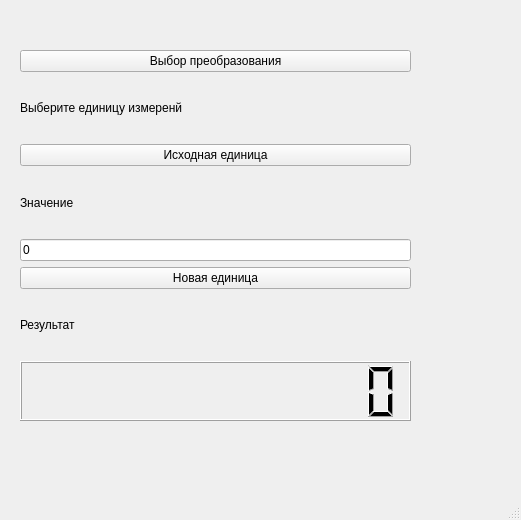
Old version of the form int.ui in the repository Nezyz/Project.
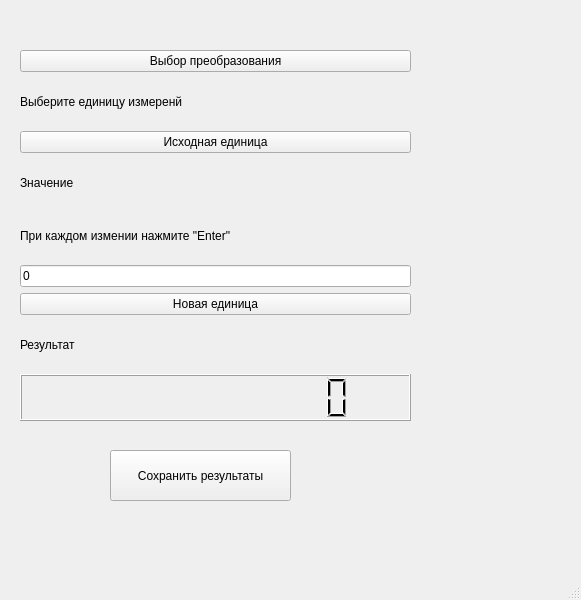
New version of the form.

Commit message: Версия 1.2

Diff of the .ui file:
```diff
--- a/int.ui
+++ b/int.ui
@@ -6,8 +6,8 @@
    <rect>
     <x>0</x>
     <y>0</y>
-    <width>521</width>
-    <height>520</height>
+    <width>581</width>
+    <height>600</height>
    </rect>
   </property>
   <property name="windowTitle">
@@ -52,6 +52,13 @@
        </property>
       </widget>
      </item>
+     <item>
+      <widget class="QLabel" name="label_4">
+       <property name="text">
+        <string>При каждом измении нажмите &quot;Enter&quot;</string>
+       </property>
+      </widget>
+     </item>
      <item>
       <widget class="QLineEdit" name="lineEdit">
        <property name="tabletTracking">
@@ -88,6 +95,19 @@
      </item>
     </layout>
    </widget>
+   <widget class="QPushButton" name="save">
+    <property name="geometry">
+     <rect>
+      <x>110</x>
+      <y>450</y>
+      <width>181</width>
+      <height>51</height>
+     </rect>
+    </property>
+    <property name="text">
+     <string>Сохранить результаты</string>
+    </property>
+   </widget>
   </widget>
   <widget class="QMenuBar" name="menubar">
    <property name="geometry">
```
Left out of the diff: 8 changed lines with no effect on the pictures. The commit also changes 1 other file.
